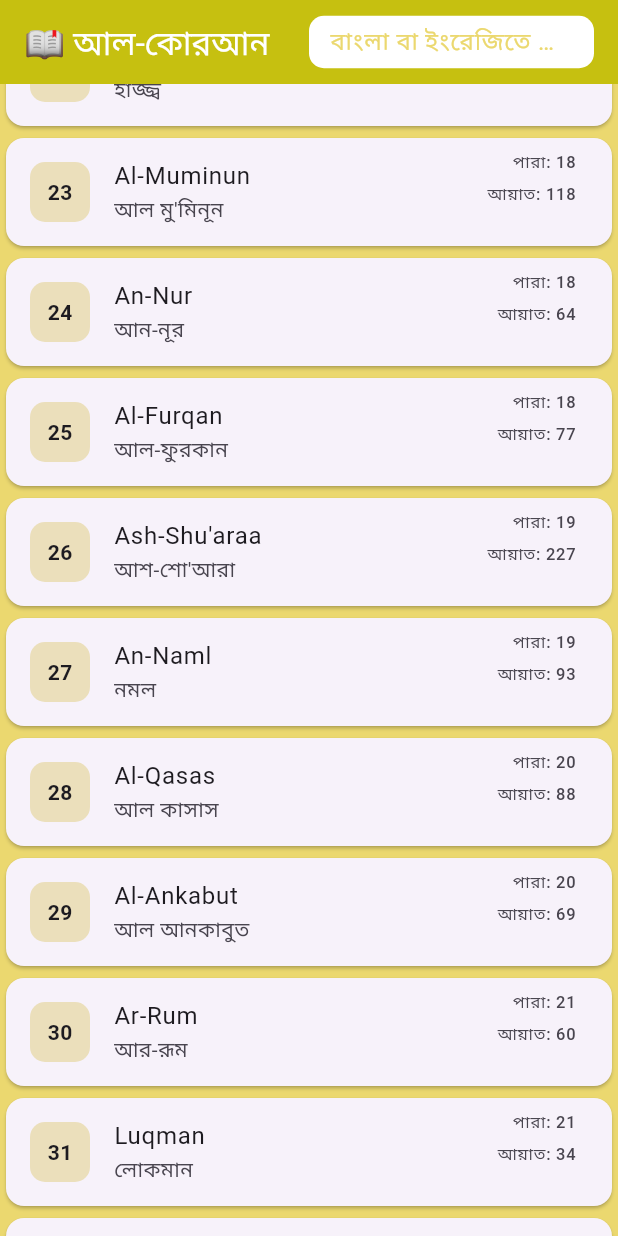
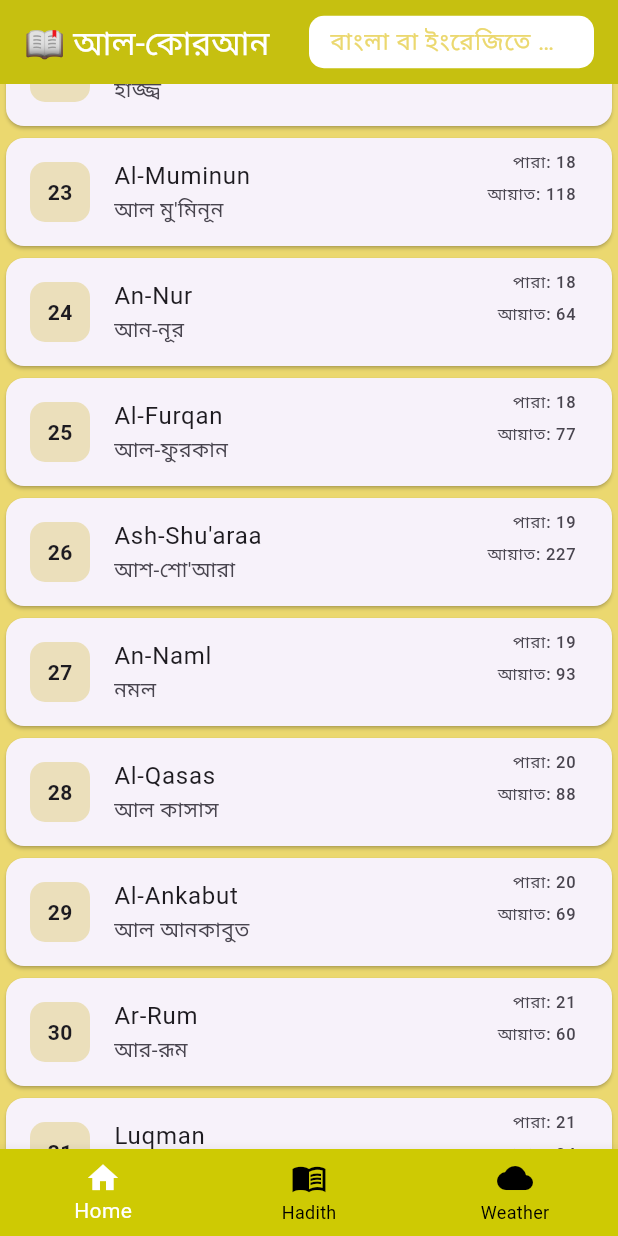
Before and after one commit to moinulislam0/QuranApps, a Flutter app: the screen it shows after launch, scrolled down 1728 dp, on a phone screen of 412 x 824 dp. Run offline on Flutter 3.47's test engine with Material 3 defaults, Android fonts, the phone set to English and light mode, and no system bars; our stand-ins replace get; Roboto replaces fonts that are missing (NotoSansBengali).

Commit message:
BottomNavigationBarAdded

```diff
--- /dev/null
+++ b/lib/controller/bottombarController.dart
@@ -0,0 +1,10 @@
+import 'package:get/get.dart';
+
+class BottomBarController extends GetxController{
+  int _selectedIndex = 0;
+  int get SelectedIndex => _selectedIndex;
+  void changeIndex(int index) {
+    _selectedIndex = index;
+    update();
+  }
+}
--- a/lib/main.dart
+++ b/lib/main.dart
@@ -1,5 +1,8 @@
 import 'package:flutter/material.dart';
+import 'package:get/get_instance/src/bindings_interface.dart';
+import 'package:get/instance_manager.dart';
 import 'package:get/route_manager.dart';
+import 'package:quran/controller/bottombarController.dart';
 import 'package:quran/views/splash_Screen.dart';
 
 void main() {
@@ -12,9 +15,18 @@ class MyApp extends StatelessWidget {
   @override
   Widget build(BuildContext context) {
     return GetMaterialApp(
+      initialBinding: GetxBinding(),
       title: "Quran App",
       debugShowCheckedModeBanner: false,
       home: SplashScreen(),
     );
   }
 }
+
+class GetxBinding extends Bindings {
+  @override
+  void dependencies() {
+    // TODO: implement dependencies
+    Get.put(BottomBarController());
+  }
+}
--- /dev/null
+++ b/lib/views/bottomNavigationBar.dart
@@ -0,0 +1,56 @@
+import 'package:flutter/material.dart';
+import 'package:get/state_manager.dart';
+import 'package:quran/containts/Containts.dart';
+import 'package:quran/controller/bottombarController.dart';
+import 'package:quran/views/hadithPage.dart';
+import 'package:quran/views/sura_list_pages.dart';
+import 'package:quran/views/weatherPage.dart';
+
+class Bottomnavigationbar extends StatefulWidget {
+  const Bottomnavigationbar({super.key});
+
+  @override
+  State<Bottomnavigationbar> createState() => _BottomnavigationbarState();
+}
+
+class _BottomnavigationbarState extends State<Bottomnavigationbar> {
+  List<Widget> screen = [SuraListPages(), Hadithpage(), Weatherpage()];
+  @override
+  Widget build(BuildContext context) {
+    return Scaffold(
+      body: GetBuilder<BottomBarController>(
+        builder: (controller) {
+          return screen[controller.SelectedIndex];
+        },
+      ),
+      bottomNavigationBar: GetBuilder<BottomBarController>(
+        builder: (controller) {
+          return BottomNavigationBar(
+            backgroundColor: Containts.secondaryColor,
+            type: BottomNavigationBarType.fixed,
+            showSelectedLabels: true,
+            showUnselectedLabels: true,
+            selectedItemColor: Colors.white,
+            unselectedItemColor: Colors.black,
+
+            currentIndex: controller.SelectedIndex,
+            onTap: (value) {
+              controller.changeIndex(value);
+            },
+            items: [
+              BottomNavigationBarItem(icon: Icon(Icons.home), label: "Home"),
+              BottomNavigationBarItem(
+                icon: Icon(Icons.menu_book_sharp),
+                label: "Hadith",
+              ),
+              BottomNavigationBarItem(
+                icon: Icon(Icons.cloud),
+                label: "Weather",
+              ),
+            ],
+          );
+        },
+      ),
+    );
+  }
+}
--- a/lib/views/splash_Screen.dart
+++ b/lib/views/splash_Screen.dart
@@ -1,6 +1,7 @@
 import 'package:flutter/material.dart';
 import 'package:get/route_manager.dart';
 import 'package:quran/containts/Containts.dart';
+import 'package:quran/views/bottomNavigationBar.dart';
 import 'package:quran/views/sura_list_pages.dart';
 
 class SplashScreen extends StatefulWidget {
@@ -15,7 +16,7 @@ class _SplashScreenState extends State<SplashScreen> {
   void initState() {
     Future.delayed(
       Duration(seconds: 5),
-    ).then((value) => Get.off(() => SuraListPages()));
+    ).then((value) => Get.off(() => Bottomnavigationbar()));
 
     // TODO: implement initState
     super.initState();
```
Also changed, not shown: lib/views/hadithPage.dart (added, +15 -0 lines), lib/views/weatherPage.dart (added, +15 -0 lines).
